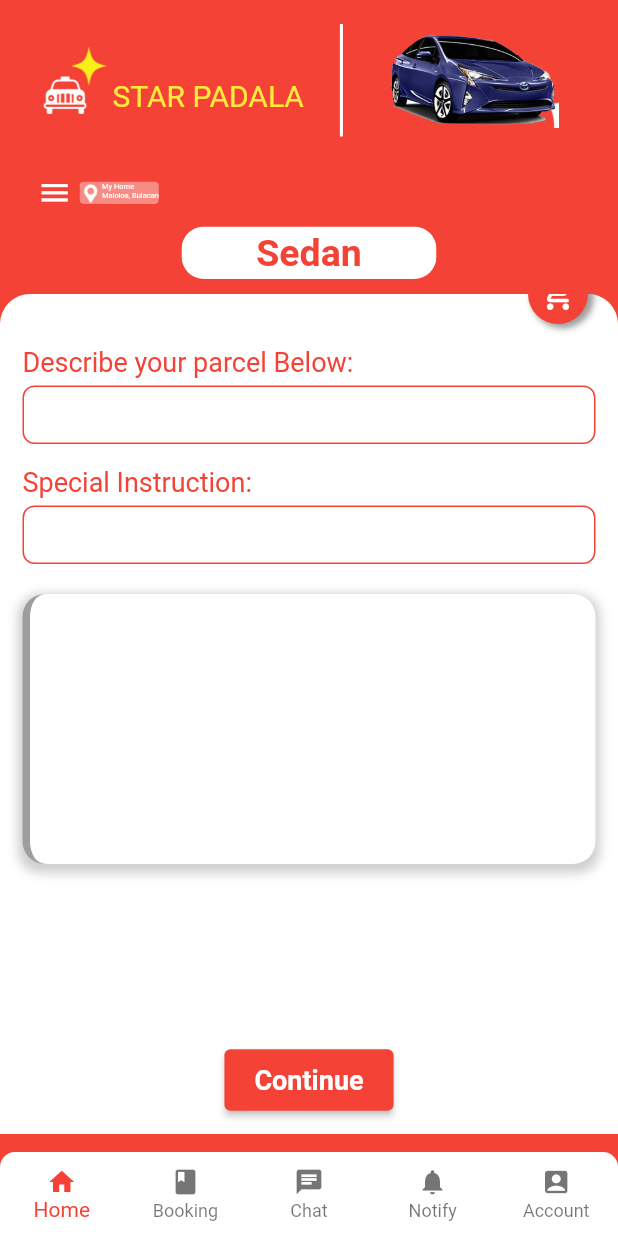
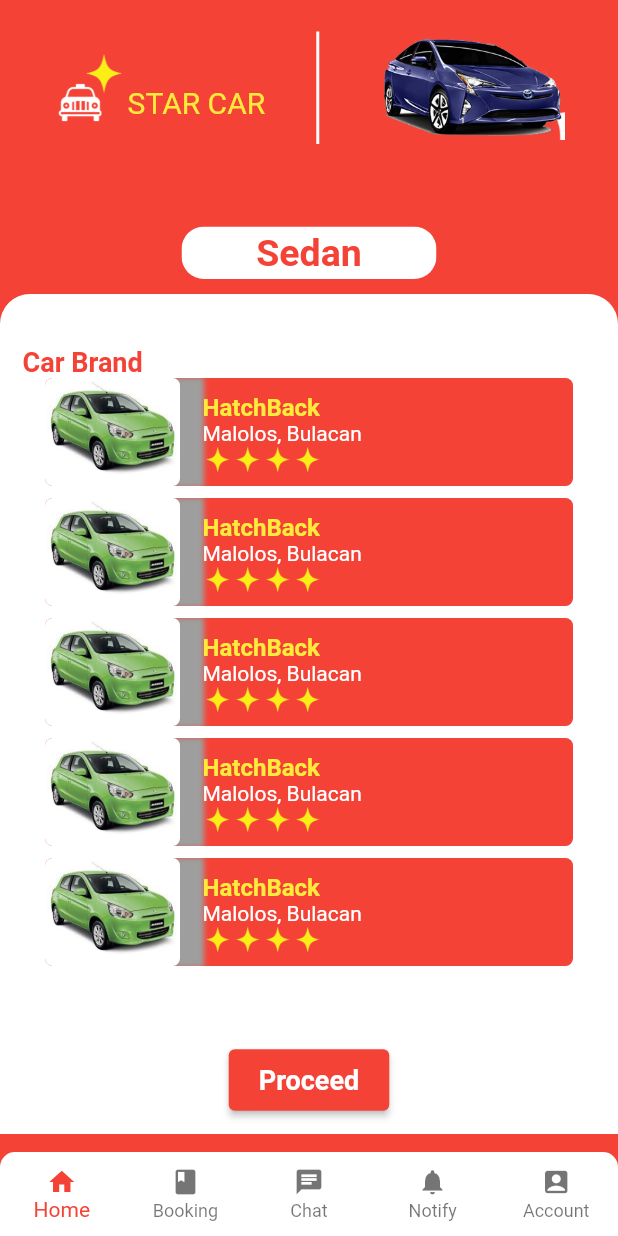
Before and after one commit to ManongPurong/StarCarSedan, a Flutter app: the screen it shows after launch, on a phone screen of 412 x 824 dp. Run offline on Flutter 3.47's test engine with Material 2 defaults, Android fonts, the phone set to English and light mode, and no system bars.

```diff
--- /dev/null
+++ b/lib/StarVehicleCategory.dart
@@ -0,0 +1,114 @@
+import 'dart:ui';
+
+import 'package:flutter/material.dart';
+
+class StarVehicleCategory extends StatelessWidget {
+  const StarVehicleCategory({
+    Key key,
+  }) : super(key: key);
+
+  @override
+  Widget build(BuildContext context) {
+    return ClipRRect(
+      borderRadius: BorderRadius.circular(5),
+      child: Container(
+        height: 72,
+        color: Colors.red,
+        child: Row(
+          children: <Widget>[
+            Container(
+              decoration: BoxDecoration(
+                boxShadow: [
+                  BoxShadow(
+                    blurRadius: 2,
+                    offset: Offset(15, 0),
+                    spreadRadius: 1,
+                    color: Colors.grey,
+                  ),
+                ],
+              ),
+              width: 90,
+              child: ClipRRect(
+                borderRadius: BorderRadius.only(
+                  topRight: Radius.circular(5),
+                  bottomRight: Radius.circular(5),
+                ),
+                child: Container(
+                  // decoration: BoxDecoration(
+                  //   boxShadow: [
+                  //     BoxShadow(
+                  //         blurRadius: 20,
+                  //         spreadRadius: 1,
+                  //         offset: Offset(10, 0),
+                  //         color: Colors.black),
+                  //   ],
+                  // ),
+                  child: Image.asset(
+                    'images/hatch.jpg',
+                    fit: BoxFit.cover,
+                  ),
+                ),
+              ),
+            ),
+            SizedBox(width: 15),
+            Padding(
+              padding: const EdgeInsets.only(top: 10.0),
+              child: Column(
+                crossAxisAlignment: CrossAxisAlignment.start,
+                children: [
+                  Text(
+                    'HatchBack',
+                    style: TextStyle(
+                        fontWeight: FontWeight.bold,
+                        fontSize: 16,
+                        color: Colors.yellow),
+                  ),
+                  Text(
+                    'Malolos, Bulacan',
+                    style: TextStyle(color: Colors.white),
+                  ),
+                  Row(
+                    children: [
+                      Container(
+                        height: 20,
+                        width: 20,
+                        child: Image.asset(
+                          'images/tala.png',
+                          fit: BoxFit.cover,
+                        ),
+                      ),
+                      Container(
+                        height: 20,
+                        width: 20,
+                        child: Image.asset(
+                          'images/tala.png',
+                          fit: BoxFit.cover,
+                        ),
+                      ),
+                      Container(
+                        height: 20,
+                        width: 20,
+                        child: Image.asset(
+                          'images/tala.png',
+                          fit: BoxFit.cover,
+                        ),
+                      ),
+                      Container(
+                        height: 20,
+                        width: 20,
+                        child: Image.asset(
+                          'images/tala.png',
+                          fit: BoxFit.cover,
+                        ),
+                      ),
+                    ],
+                  ),
+                ],
+              ),
+            ),
+          ],
+        ),
+      ),
+    );
+  }
+}
--- a/lib/main.dart
+++ b/lib/main.dart
@@ -1,6 +1,7 @@
 import 'package:flutter/cupertino.dart';
 import 'package:flutter/material.dart';
 // import 'stepper.dart';
+import 'StarVehicleCategory.dart';
 
 void main() {
   runApp(MyApp());
@@ -28,6 +29,7 @@ class MyApp extends StatelessWidget {
                   ),
                   child: IntrinsicHeight(
                     child: Row(
+                      mainAxisAlignment: MainAxisAlignment.spaceEvenly,
                       children: [
                         Container(
                           // StarPadalaLogo
@@ -48,7 +50,7 @@ class MyApp extends StatelessWidget {
                                   top: 20.0,
                                 ),
                                 child: Text(
-                                  'STAR PADALA',
+                                  'STAR CAR',
                                   style: TextStyle(
                                     color: Colors.yellow,
                                     fontSize: 20,
@@ -66,7 +68,7 @@ class MyApp extends StatelessWidget {
                         Container(
                           // height:100 ,
                           child: Image(
-                            width: 120,
+                            width: 130,
                             // height: 180,
                             image: AssetImage(
                               'images/truesedan.png',
@@ -77,63 +79,8 @@ class MyApp extends StatelessWidget {
                     ),
                   ),
                 ),
-                // SizedBox(
-                //   height: 10,
-                // ),
-                Padding(
-                  padding: const EdgeInsets.only(left: 25.0, right: 25.0),
-                  child: Container(
-                    height: 25,
-                    // color: Colors.white,
-                    child: Row(
-                      children: <Widget>[
-                        Icon(
-                          Icons.menu,
-                          color: Colors.white,
-                          size: 23.0,
-                        ),
-                        Padding(
-                          padding: const EdgeInsets.all(5.0),
-                          child: ClipRRect(
-                            borderRadius: BorderRadius.circular(3),
-                            child: Container(
-                              color: Colors.white38,
-                              child: Row(
-                                children: <Widget>[
-                                  Image(
-                                    width: 15,
-                                    height: 15,
-                                    image: AssetImage(
-                                      'images/LocationPin.png',
-                                    ),
-                                  ),
-                                  Column(
-                                    crossAxisAlignment:
-                                        CrossAxisAlignment.start,
-                                    children: <Widget>[
-                                      Text(
-                                        'My Home',
-                                        style: TextStyle(
-                                            fontSize: 5, color: Colors.white),
-                                      ),
-                                      Text(
-                                        'Malolos, Bulacan',
-                                        style: TextStyle(
-                                            fontSize: 5, color: Colors.white),
-                                      ),
-                                    ],
-                                  ),
-                                ],
-                              ),
-                            ),
-                          ),
-                        )
-                      ],
-                    ),
-                  ),
-                ),
                 SizedBox(
-                  height: 10,
+                  height: 30,
                 ),
                 ClipRRect(
                   borderRadius: BorderRadius.circular(15),
@@ -187,105 +134,46 @@ class MyApp extends StatelessWidget {
                         children: [
                           SizedBox(height: 20),
                           Text(
-                            'Describe your parcel Below:',
+                            'Car Brand',
                             style: TextStyle(
                               // fontWeight: FontWeight.bold,
                               fontSize: 18,
                               color: Colors.red,
+                              fontWeight: FontWeight.bold,
                             ),
                           ),
-                          SizedBox(height: 5),
-                          TextField(
-                            decoration: InputDecoration(
-                              isDense: true,
-                              contentPadding: EdgeInsets.fromLTRB(0, 10, 0, 10),
-                              enabledBorder: OutlineInputBorder(
-                                borderRadius: BorderRadius.circular(8),
-                                borderSide: BorderSide(
-                                  color: Colors.red,
+                          Padding(
+                            padding:
+                                const EdgeInsets.only(right: 15.0, left: 15.0),
+                            child: Container(
+                              // decoration: BoxDecoration(
+                              //   boxShadow: [
+                              //     BoxShadow(
+                              //       blurRadius: 2,
+                              //       offset: Offset(0, -8),
+                              //       spreadRadius: -5,
+                              //       color: Colors.grey.withOpacity(.2),
+                              //     ),
+                              //   ],
+                              // ),
+
+                              height: 400,
+                              child: ListView.separated(
+                                scrollDirection: Axis.vertical,
+                                itemCount: 8,
+                                separatorBuilder: (context, _) => SizedBox(
+                                  height: 8,
                                 ),
+                                itemBuilder: (context, _) =>
+                                    StarVehicleCategory(),
                               ),
                             ),
-                          ),
-                          SizedBox(height: 15),
-                          Text(
-                            'Special Instruction:',
-                            style: TextStyle(
-                              // fontWeight: FontWeight.bold,
-                              fontSize: 18,
-                              color: Colors.red,
-                            ),
-                          ),
-                          SizedBox(height: 5),
-                          TextField(
-                            decoration: InputDecoration(
-                              isDense: true,
-                              contentPadding: EdgeInsets.fromLTRB(0, 10, 0, 10),
-                              enabledBorder: OutlineInputBorder(
-                                borderRadius: BorderRadius.circular(8),
-                                borderSide: BorderSide(
-                                  color: Colors.red,
-                                ),
-                              ),
-                            ),
-                          ),
-                          SizedBox(
-                            height: 20,
-                          ),
-                          Container(
-                            decoration: BoxDecoration(
-                              borderRadius: BorderRadius.circular(15),
-                              color: Colors.white,
-                              border: Border(
-                                left: BorderSide(
-                                  color: Colors.grey,
-                                  width: 5,
-                                ),
-                              ),
-                              boxShadow: [
-                                BoxShadow(
-                                  color: Colors.grey.withOpacity(0.5),
-                                  spreadRadius: 3,
-                                  blurRadius: 5,
-                                  offset: Offset(
-                                      0, 3), // changes position of shadow
-                                ),
-                              ],
-                            ),
-                            // decoration: BoxDecoration(
-                            //         borderRadius: const BorderRadius.only(
-                            //           topLeft: Radius.circular(20),
-                            //           topRight: Radius.circular(20),
-                            //         ),
-
-                            height: 180,
-
-                            // child: Stepper(
-                            //   steps: [
-                            //     Step(
-                            //       title: Text('Step 1'),
-                            //       content: Text('Information for Step 1'),
-                            //     ),
-                            //     Step(
-                            //       title: Text('Step 2'),
-                            //       content: Text('Information for Step 2'),
-                            //     ),
-                            //   ],
-                            // ),
                           ),
                         ],
                       ),
                     ),
                   ),
 
-                  // SetupPage(),
-                  // Container(
-                  //   child: Stepper(
-                  //     steps: [
-                  //       Step(title: Text('Pickup Location'), content: null),
-                  //     ],
-                  //   ),
-                  // ),
                   //------------Confirmation for Booking----------------------//
                   Container(
                     width: double.infinity,
@@ -304,7 +192,7 @@ class MyApp extends StatelessWidget {
                       children: [
                         Container(
                           child: ElevatedButton(
-                            child: Text('Continue'),
+                            child: Text('Proceed'),
                             onPressed: () {},
                             style: ElevatedButton.styleFrom(
                               primary: Colors.red,
@@ -320,34 +208,34 @@ class MyApp extends StatelessWidget {
                   ),
                 ],
               ),
-              Positioned(
-                top: -20,
-                right: 20,
-                child: Container(
-                  decoration: BoxDecoration(
-                    shape: BoxShape.circle,
-                    color: Colors.red,
-                    boxShadow: [
-                      BoxShadow(
-                        color: Colors.grey,
-                        blurRadius: 3.0, // soften the shadow
-                        spreadRadius: 1.0, //extend the shadow
-                        offset: Offset(
-                          3.0, // Move to right 10  horizontally
-                          2.0, // Move to bottom 10 Vertically
-                        ),
-                      ),
-                    ],
-                  ),
-                  width: 40.0,
-                  height: 40.0,
-                  child: Icon(
-                    Icons.add_shopping_cart_rounded,
-                    color: Colors.white,
-                    size: 25.0,
-                  ),
-                ),
-              ),
+              // Positioned(
+              //   top: -20,
+              //   right: 20,
+              //   child: Container(
+              //     decoration: BoxDecoration(
+              //       shape: BoxShape.circle,
+              //       color: Colors.red,
+              //       boxShadow: [
+              //         BoxShadow(
+              //           color: Colors.grey,
+              //           blurRadius: 3.0, // soften the shadow
+              //           spreadRadius: 1.0, //extend the shadow
+              //           offset: Offset(
+              //             3.0, // Move to right 10  horizontally
+              //             2.0, // Move to bottom 10 Vertically
+              //           ),
+              //         ),
+              //       ],
+              //     ),
+              //     width: 40.0,
+              //     height: 40.0,
+              //     child: Icon(
+              //       Icons.add_shopping_cart_rounded,
+              //       color: Colors.white,
+              //       size: 25.0,
+              //     ),
+              //   ),
+              // ),
             ],
           ),
         ),
```
Also changed, not shown: 2 other files.
